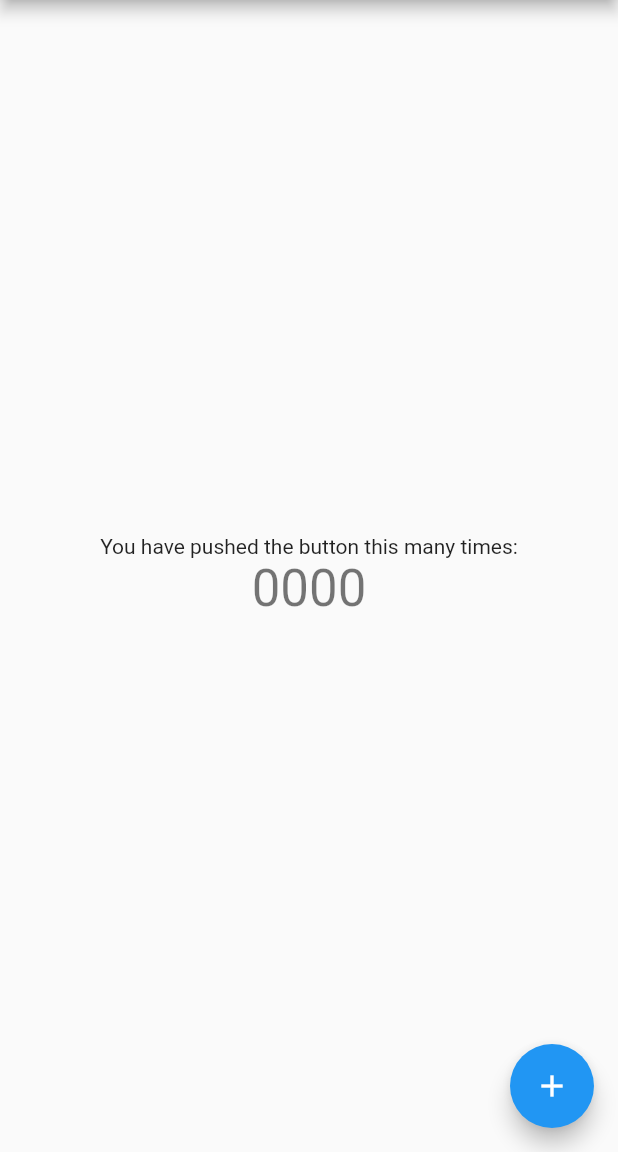
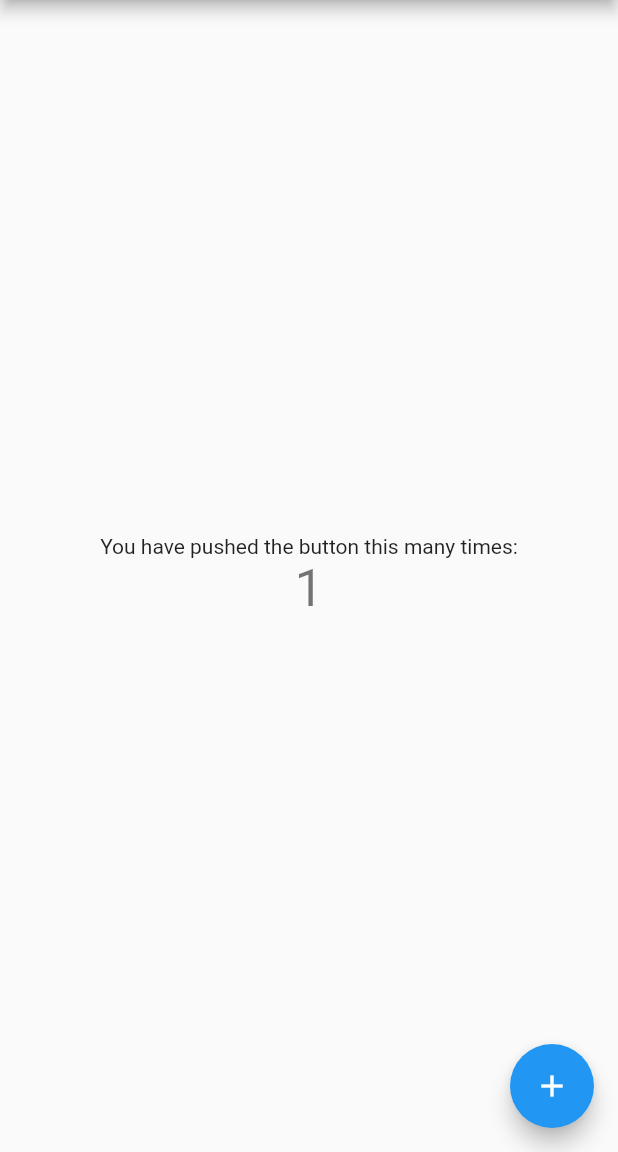
Before and after one commit to anandhu-co-in/practice_block_flutter_brototype, a Flutter app: the screen it shows after launch, after a tap on the "add" icon, on a phone screen of 412 x 824 dp, the part 84-1236 px from its top. Run offline on Flutter 3.47's test engine with Material 2 defaults, Android fonts, the phone set to English and light mode, and no system bars; our stand-ins replace bloc, flutter_bloc.

```diff
--- a/lib/main.dart
+++ b/lib/main.dart
@@ -36,6 +36,7 @@ class MyHomePage extends StatelessWidget {
 
   @override
   Widget build(BuildContext context) {
+    print("---> build Called");
     return Scaffold(
       appBar: AppBar(
         title: Text(title),
@@ -47,15 +48,24 @@ class MyHomePage extends StatelessWidget {
             const Text(
               'You have pushed the button this many times:',
             ),
-            Text(
-              '0000',
-              style: Theme.of(context).textTheme.headline4,
+            BlocBuilder<CounterblocBloc,CounterState>(
+              builder: (context,state){
+                print("---> BlocBuilder Called");
+                return Text(
+                  state.count.toString(),
+                  style: Theme.of(context).textTheme.headline4,
+                );
+              },
+
             ),
           ],
         ),
       ),
       floatingActionButton: FloatingActionButton(
-        onPressed: (){},
+        onPressed: (){
+          //use this line to perform the increment event in the bloc variable
+          context.read<CounterblocBloc>().add(Increment());
+        },
         tooltip: 'Increment',
         child: const Icon(Icons.add),
       ), // This trailing comma makes auto-formatting nicer for build methods.
```
